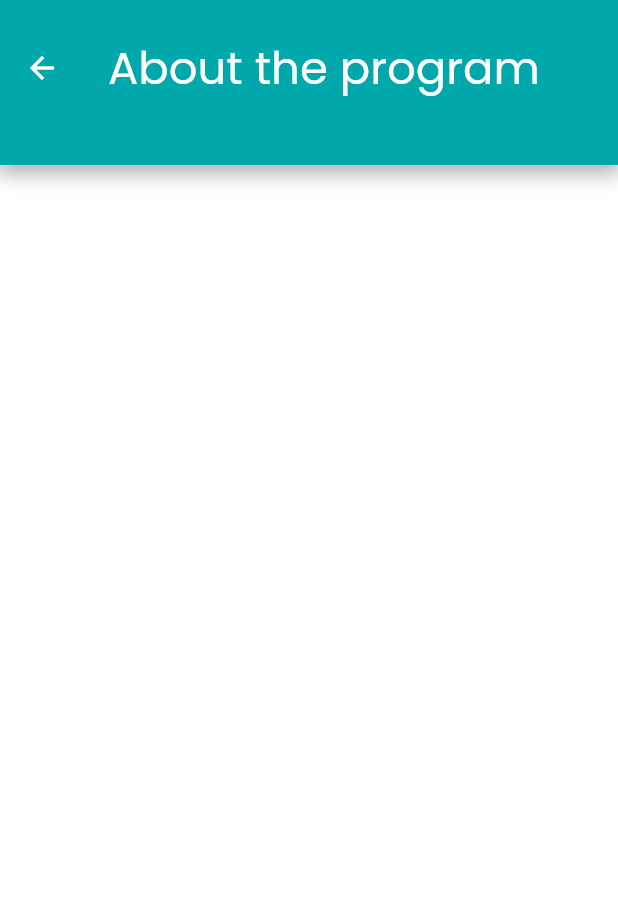
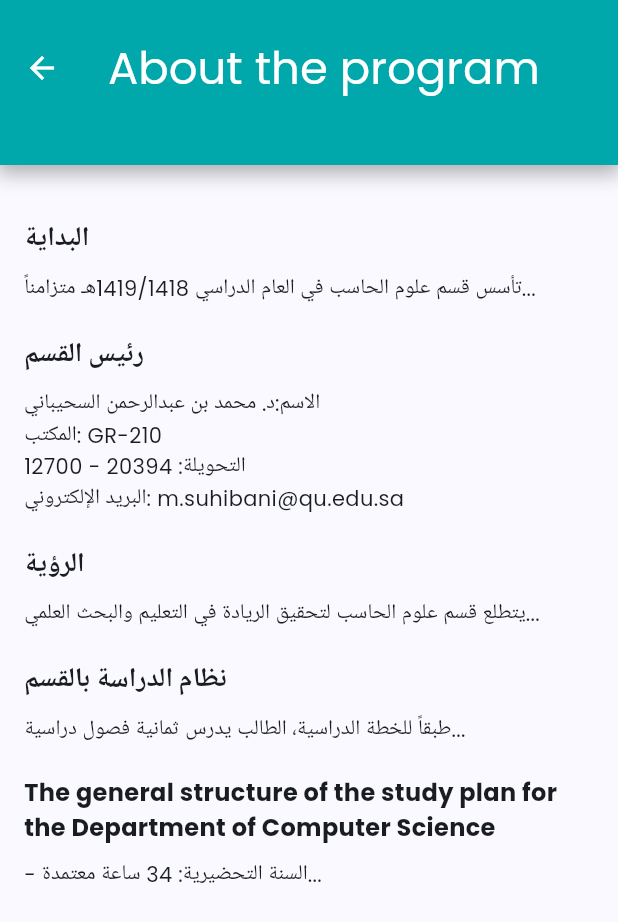
Before and after one commit to jouryABDULLAH/gpa, a Flutter app: the aboutProgram screen opened directly, on a phone screen of 412 x 824 dp. Shown: the top 922 px of the screen. Run offline on Flutter 3.47's test engine with Material 3 defaults, Android fonts, the phone set to English and light mode, and no system bars; our stand-ins replace awesome_dialog, boxicons, cloud_firestore, dio, firebase_auth, firebase_core and 15 more; missing offline and left inert: cr_calendar, dart:ffi, flutter_polyline_points; accounts and stored records are empty.

Commit message:
aboutProg

```diff
--- a/lib/local/local.dart
+++ b/lib/local/local.dart
@@ -76,12 +76,12 @@
               " \nتبرز جامعة القصيم كمؤسسة تعليمية رائدة في المملكة العربية السعودية، مشهورة بالتزامها بالتميز الأكاديمي والبحث المبتكر والمشاركة الفعّالة في المجتمع. تحتل مكانة بين أفضل الجامعات في البلاد، حيث تقدم مجموعة واسعة من البرامج الجامعية والدراسات العليا والمهنية التي تهدف إلى تزويد الطلاب بالمهارات اللازمة لمسارات مهنية ناجحة. \n\nتزرع الجامعة بيئة بحثية ديناميكية، حيث يشارك الهيئة التدريسية والطلاب في مشاريع رائدة تمتد عبر مجموعة من المجالات. من خلال تعزيز الشراكات والمشاركة في مبادرات التواصل مع المجتمع، تعمل جامعة القصيم على معالجة القضايا الاجتماعية الملحة والمساهمة بشكل كبير في التقدم الاجتماعي.\n\nوعلاوة على ذلك، يُعزز الأثر العالمي لجامعة القصيم من خلال تعاونها الدولي، بينما تبرز الجوائز والتكريمات العديدة جهودها الدؤوبة نحو التميز وتأثيرها الإيجابي على المجتمع. في جوهرها، تظل جامعة القصيم متمسكة بسعيها نحو التميز الأكاديمي والابتكار وخدمة المجتمع، مما يعكس التزامها الدائم بالتعليم العالي والتقدم الاجتماعي.\n\n",
           "search": "إبحث",
           "hou": "الساعات",
+          "WN": "مرحبًا، نامق في خدمتك!",
           "send": "إرسال",
           "h": "الساعات",
           "g": "الدرجة",
-          "Name": "الاسم",
           "Email": "البريد الالكتروني",
-          "back": "العودة للخلف",
+          "email": "البريد الالكتروني",
           "Password": "رمز الدخول",
           "wroname": "يجب ان يكون الاسم باللغة العربية",
           "password": "رمز الدخول",
@@ -205,10 +205,32 @@
           "SA": "حفظ المكان ك؟",
           "plsN": "من فضلك ادخل اسم الموقع",
           "Cancel": "الغاء",
+          "totalhours": "الساعات المكتملة",
+          "enter your email": "الايميل الخاص بك",
+          "mess":
+              "تم إرسال رسالة تأكيد إلى بريدك الإلكتروني. يرجى التحقق من بريدك الإلكتروني للمتابعة",
+          "erroroccured": "حدث خطأ!",
+          "erroroccured2": "حدث خطأ أثناء إرسال الرسالة إلى",
+          "TA": "حاول مرة اخرى",
+          "lets": "!دعنا نتحدث",
+          "hereforU":
+              "هنا لمساعدتك على إيجاد إجابات لتساؤلاتك حول الخدمات الأكاديمية وما يخص الجامعة",
+          "haykal": "الهيكل العام للخطة الدراسية لقسم علوم الحاسب",
         },
         "en": {
+          "haykal":
+              "The general structure of the study plan for the Department of Computer Science",
+          "erroroccured": "an error occurred!",
+          "erroroccured2": "An error occurred while sending a message to",
+          "TA": "please try again",
+          "lets": "let's talk!",
+          "hereforU":
+              "Here to help you find answers to your questions about academic services and what is related to the university",
+          "mess":
+              "A confirmation message has been sent to your email. Please check your email to proceed",
           "Arabic": "Arabic",
           "English": "English",
+          "WN": "Hello, Namik is at your service",
           "Enter The Previous GPA": "Enter The Previous GPA",
           "Email:": "Email:",
           "empty": "empty field! you have to fill in all the fields",
@@ -268,8 +290,9 @@
           "qmap": "Qassim University Map",
           "forget": "forget password?",
           "forgpage": "Forget Password",
+          "enter your email": "enter your email",
           "forgpage1":
-              "Enter your email for the verification process, \\we will send 4 digits code to your email.",
+              "Enter your email for the verification process, \nwe will send 4 digits code to your email.",
           "sign up": "sign up",
           "error": "error occurred",
           "too weak": "the password provided is too weak.",
@@ -293,6 +316,7 @@
           "send": "send",
           "University ID": "University ID",
           "Email": "Email",
+          "email": "email",
           "Password": "Password",
           "password": "password",
           "notNum": "ID should be decimal numbers.",
--- a/lib/presentation/Servecis/AboutProgram/aboutProgram.dart
+++ b/lib/presentation/Servecis/AboutProgram/aboutProgram.dart
@@ -14,6 +14,22 @@
 }
 
 class __aboutProgramState extends State<aboutProgram> {
+  final Map<String, dynamic> departmentInfo = {
+    "البداية": "تأسس قسم علوم الحاسب في العام الدراسي 1419/1418هـ متزامناً...",
+    "رئيس القسم": {
+      "name": "د. محمد بن عبدالرحمن السحيباني",
+      "office": "GR-210",
+      "extension": "20394 - 12700",
+      "email": "m.suhibani@qu.edu.sa"
+    },
+    "الرؤية":
+        "يتطلع قسم علوم الحاسب لتحقيق الريادة في التعليم والبحث العلمي...",
+    "نظام الدراسة بالقسم":
+        "طبقاً للخطة الدراسية، الطالب يدرس ثمانية فصول دراسية...",
+    "الهيكل العام للخطة الدراسية لقسم علوم الحاسب":
+        "- السنة التحضيرية: 34 ساعة معتمدة..."
+  };
+
   @override
   Widget build(BuildContext context) {
     return Scaffold(
@@ -22,7 +38,7 @@
         child: Container(
           decoration: BoxDecoration(
             color: ColorManager.primary,
-            boxShadow: [
+            boxShadow: const [
               BoxShadow(
                 color: Color.fromARGB(75, 0, 0, 0),
                 spreadRadius: 2,
@@ -39,7 +55,7 @@
               textAlign: TextAlign.center,
               style: GoogleFonts.getFont(
                 MyLocal.getFontFamily(Get.locale!.languageCode),
-                textStyle: TextStyle(
+                textStyle: const TextStyle(
                   fontSize: 30,
                   fontWeight: FontWeight.normal,
                   color: Color.fromARGB(255, 255, 255, 255),
@@ -52,16 +68,72 @@
               icon: const Icon(Icons.arrow_back),
               color: Colors.white,
               onPressed: () {
-                Navigator.of(context)
-                    .pop(); // This will navigate back to the previous screen
+                Navigator.of(context).pop();
               },
             ),
             actions: [],
           ),
         ),
       ),
-      body: Container(
-        foregroundDecoration: const BoxDecoration(color: Colors.white),
+      body: SingleChildScrollView(
+        padding: const EdgeInsets.all(16.0),
+        child: Column(
+          crossAxisAlignment: CrossAxisAlignment.start,
+          children: <Widget>[
+            const SizedBox(height: 20),
+            Text(
+              'البداية'.tr,
+              style: GoogleFonts.getFont(
+                  MyLocal.getFontFamily(Get.locale!.languageCode),
+                  fontSize: 18,
+                  fontWeight: FontWeight.bold),
+            ),
+            const SizedBox(height: 10),
+            Text(departmentInfo["البداية".tr]),
+            const SizedBox(height: 20),
+            Text('رئيس القسم'.tr,
+                style: GoogleFonts.getFont(
+                    MyLocal.getFontFamily(Get.locale!.languageCode),
+                    fontSize: 18,
+                    fontWeight: FontWeight.bold)),
+            const SizedBox(height: 10),
+            Text('الاسم:'.tr + "${departmentInfo["رئيس القسم"]["name"]}"),
+            Text('المكتب: ${departmentInfo["رئيس القسم"]["office"]}'),
+            Text('التحويلة: ${departmentInfo["رئيس القسم"]["extension"]}'),
+            Text('البريد الإلكتروني: ${departmentInfo["رئيس القسم"]["email"]}'),
+            const SizedBox(height: 20),
+            Text(
+              'الرؤية'.tr,
+              style: GoogleFonts.getFont(
+                  MyLocal.getFontFamily(Get.locale!.languageCode),
+                  fontSize: 18,
+                  fontWeight: FontWeight.bold),
+            ),
+            const SizedBox(height: 10),
+            Text(departmentInfo["الرؤية".tr]),
+            const SizedBox(height: 20),
+            Text(
+              'نظام الدراسة بالقسم'.tr,
+              style: GoogleFonts.getFont(
+                  MyLocal.getFontFamily(Get.locale!.languageCode),
+                  fontSize: 18,
+                  fontWeight: FontWeight.bold),
+            ),
+            const SizedBox(height: 10),
+            Text(departmentInfo["نظام الدراسة بالقسم".tr]),
+            const SizedBox(height: 20),
+            Text(
+              "haykal".tr,
+              style: GoogleFonts.getFont(
+                  MyLocal.getFontFamily(Get.locale!.languageCode),
+                  fontSize: 16,
+                  fontWeight: FontWeight.bold),
+            ),
+            const SizedBox(height: 10),
+            Text(
+                departmentInfo['الهيكل العام للخطة الدراسية لقسم علوم الحاسب']),
+          ],
+        ),
       ),
     );
   }
--- a/lib/presentation/sign_up/sign_up_screen.dart
+++ b/lib/presentation/sign_up/sign_up_screen.dart
@@ -106,7 +106,7 @@
                       ),
                       AppTextFormField(
                         padding: 10,
-                        head: "Email",
+                        head: "Email".tr,
                         controller: email,
                         validate: (c) {
                           if (!email.text.contains("@")) {
@@ -120,7 +120,7 @@
                           }
                           return null;
                         },
-                        hint: 'email',
+                        hint: 'email'.tr,
                       ),
                       const SizedBox(
                         height: 2,
```
Also changed, not shown: lib/presentation/chatbot/chatbot_welcome_screen.dart (+24 -14 lines), lib/presentation/foreget_password.dart (+13 -10 lines).
